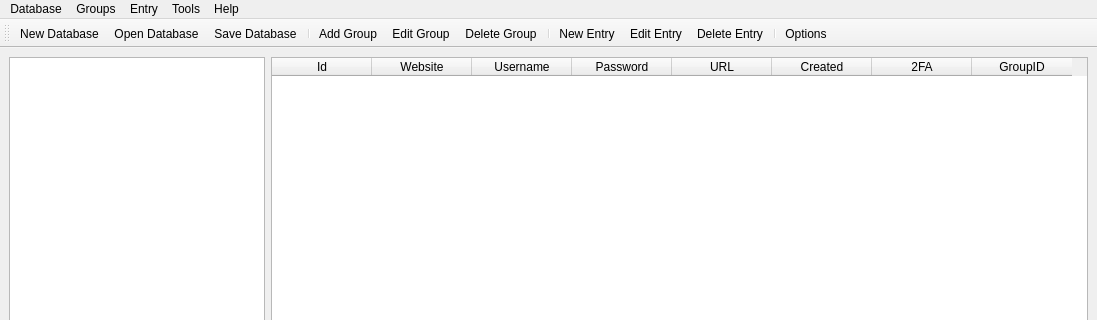
First picture: the form in designs/Main.ui, repository C18384776/Armour, before the edit; both pictures show x 0 to 1097 and y 0 to 320 of the 1097 by 633 pixel window.
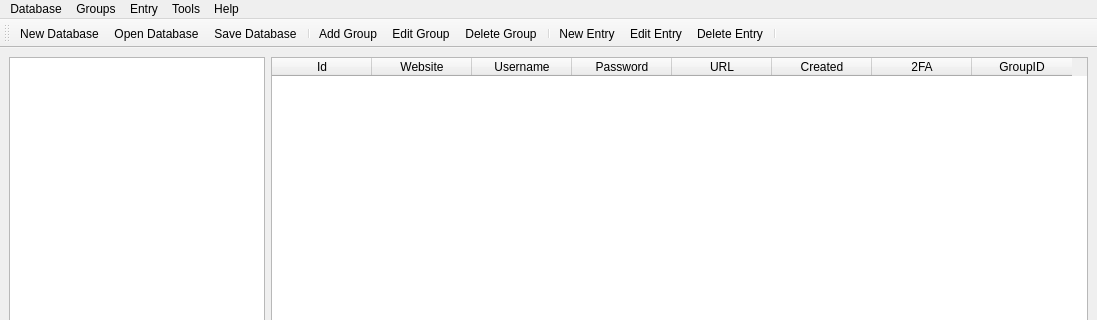
Second picture: the form after the edit. Icons and pictures are not drawn.

Patch:
```diff
--- a/designs/Main.ui
+++ b/designs/Main.ui
@@ -156,7 +156,6 @@
    <addaction name="actionEdit_Entry"/>
    <addaction name="actionDelete_Entry"/>
    <addaction name="separator"/>
-   <addaction name="actionOptions"/>
   </widget>
   <action name="actionNew_Database">
    <property name="icon">
```
Left out of the diff: 11 changed lines with no effect on the pictures.
